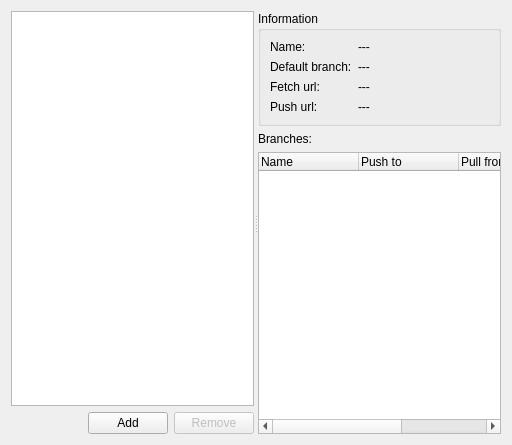
The window that src/gui/widgets/remoteswidget.ui (KDE/kommit) describes before a commit, drawn with Qt 5.
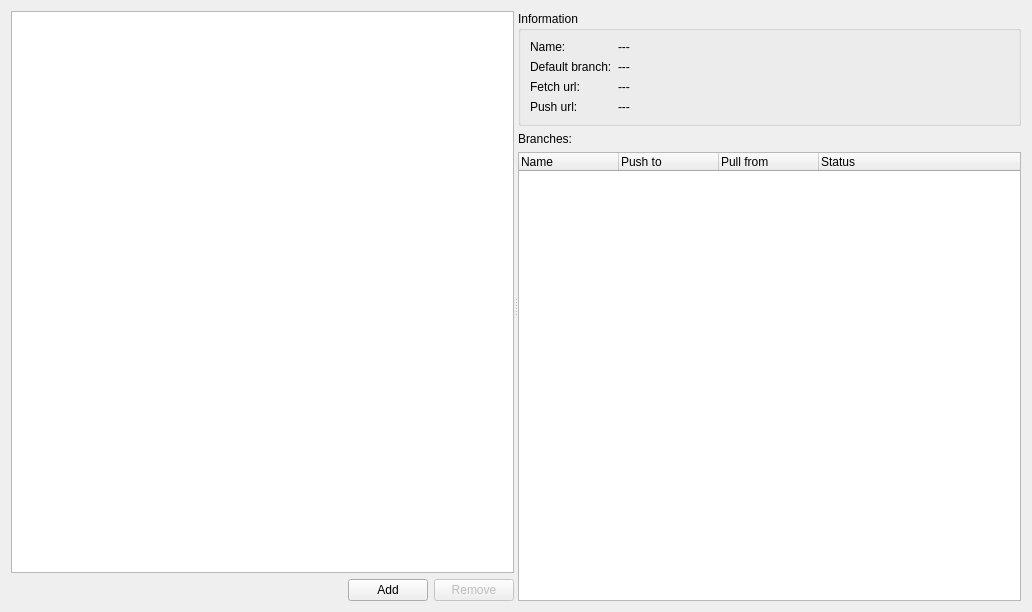
The same window after the commit. Icons and pictures are not drawn. Custom widgets are drawn as their Qt base class.

The edit to the form file:
```diff
--- a/src/gui/widgets/remoteswidget.ui
+++ b/src/gui/widgets/remoteswidget.ui
@@ -6,8 +6,8 @@
    <rect>
     <x>0</x>
     <y>0</y>
-    <width>512</width>
-    <height>445</height>
+    <width>1032</width>
+    <height>612</height>
    </rect>
   </property>
   <property name="windowTitle">
```
